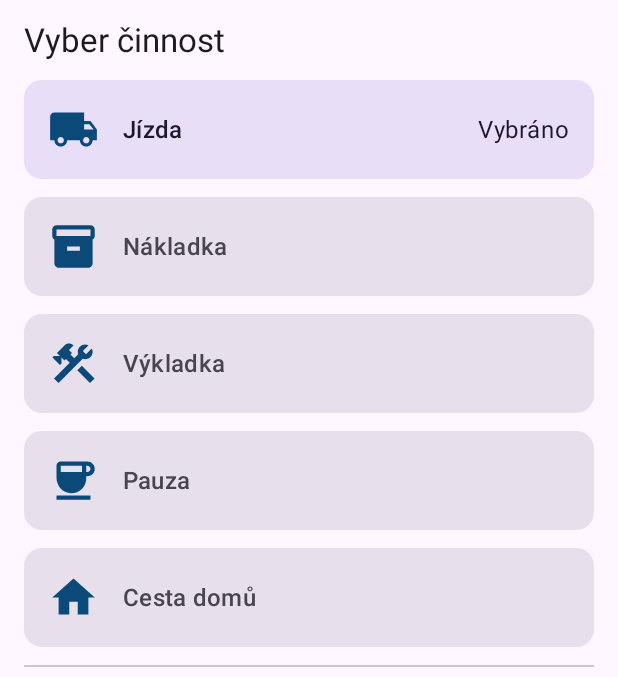
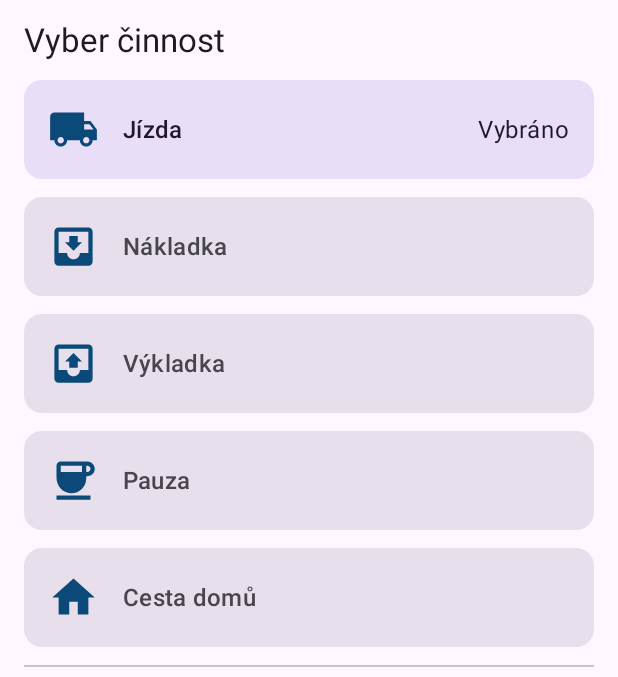
Before and after one commit to Santa36low/DOPRAVA, an Android app built with Jetpack Compose: the screen it shows after launch (MainActivity), on a phone screen of 412 x 824 dp, the part 106-783 px from its top. Run offline under Robolectric (Android 15) with nearby library versions, the phone set to English and light mode, and no system bars.

Commit message:
Use clear load-in and unload-out activity icons

```diff
--- a/app/src/main/java/cz/santa36low/doprava/MainActivity.kt
+++ b/app/src/main/java/cz/santa36low/doprava/MainActivity.kt
@@ -19,6 +19,8 @@ import androidx.compose.material.icons.filled.Construction
 import androidx.compose.material.icons.filled.Home
 import androidx.compose.material.icons.filled.Inventory2
 import androidx.compose.material.icons.filled.LocalShipping
+import androidx.compose.material.icons.filled.MoveToInbox
+import androidx.compose.material.icons.filled.Outbox
 import androidx.compose.ui.graphics.Color
 import androidx.compose.runtime.*
 import androidx.compose.ui.Alignment
@@ -42,8 +44,8 @@ class MainActivity : ComponentActivity() {
     private fun DopravaScreen() {
         val activities = listOf(
             "Jízda" to Icons.Filled.LocalShipping,
-            "Nákladka" to Icons.Filled.Inventory2,
-            "Výkladka" to Icons.Filled.Construction,
+            "Nákladka" to Icons.Filled.MoveToInbox,
+            "Výkladka" to Icons.Filled.Outbox,
             "Pauza" to Icons.Filled.Coffee,
             "Cesta domů" to Icons.Filled.Home
         )
```
